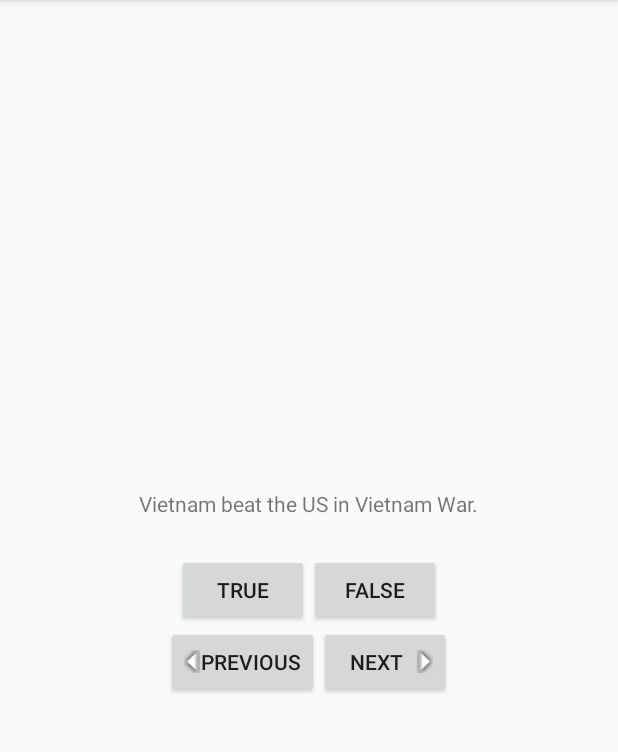
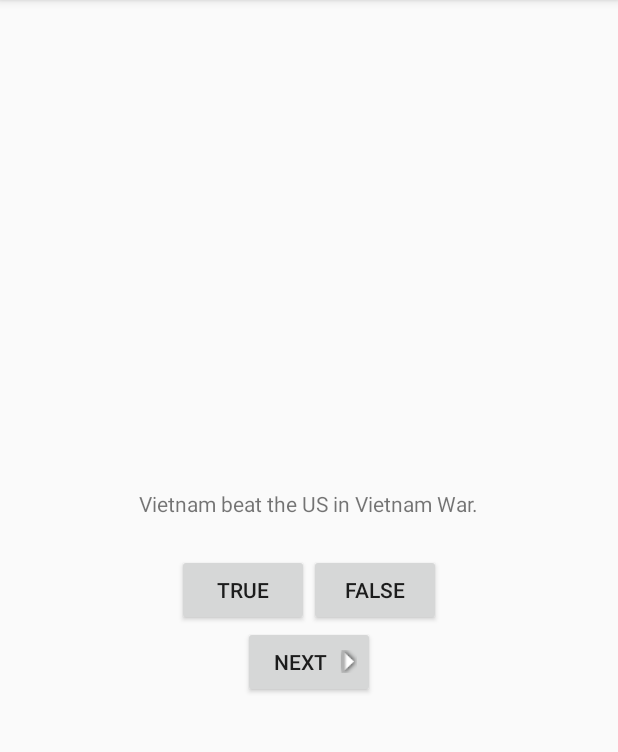
Before and after one commit to huyviet1995/GeoQuiz, an Android app: the screen it shows after launch (QuizActivity), on a phone screen of 412 x 824 dp, the part 84-836 px from its top. Run offline under Robolectric (Android 15) with nearby library versions, the phone set to English and light mode, and no system bars.

```diff
--- a/app/src/main/java/com/example/huyviet1995/myapplication/QuizActivity.java
+++ b/app/src/main/java/com/example/huyviet1995/myapplication/QuizActivity.java
@@ -87,14 +87,7 @@ public class QuizActivity extends AppCompatActivity {
                 updateQuestion();
             }
         });
-        mPreviousButton = (Button)findViewById(R.id.previous_button);
-        mPreviousButton.setOnClickListener(new View.OnClickListener() {
-            @Override
-            public void onClick(View v) {
-                mCurrentIndex = (mCurrentIndex - 1) % mQuestionTextView.length();
-                updateQuestion();
-            }
-        });
+
     }
 
 }
--- a/app/src/main/res/layout/activity_quiz.xml
+++ b/app/src/main/res/layout/activity_quiz.xml
@@ -33,13 +33,6 @@
         android:layout_height="wrap_content"
         android:orientation="horizontal"
     >
-     <Button
-         android:id="@+id/previous_button"
-         android:layout_width="wrap_content"
-         android:layout_height="wrap_content"
-         android:text="@string/previous_button"
-         android:drawableLeft="@drawable/arrow_left"/>
-
     <Button
         android:id="@+id/next_button"
         android:layout_width="wrap_content"
```
